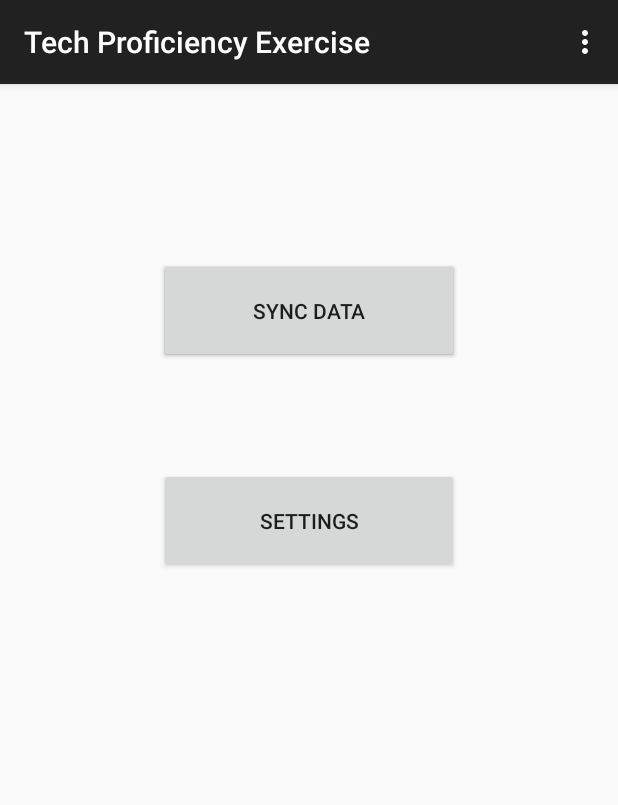
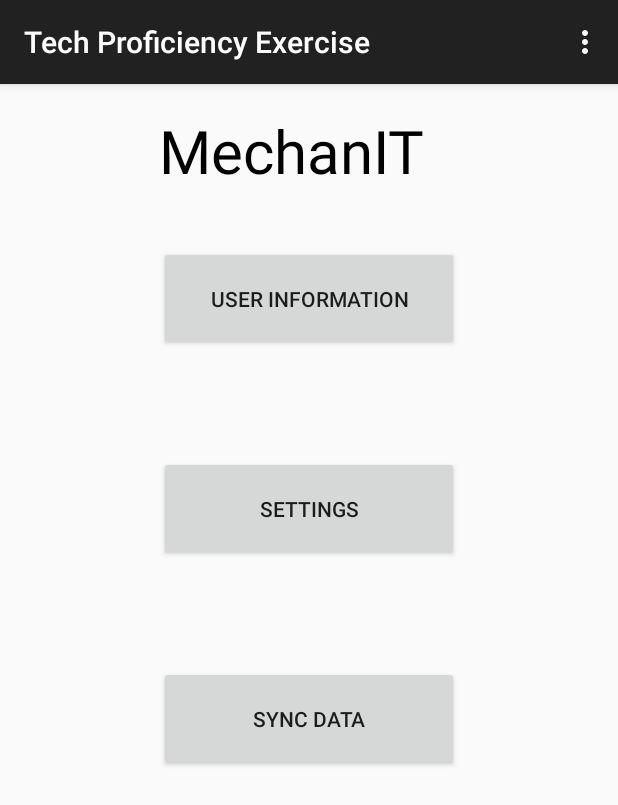
Before and after one commit to jddobson/MechanIT, an Android app: the screen it shows after launch (MainActivity), on a phone screen of 412 x 824 dp. Shown: the top 805 px of the screen. Run offline under Robolectric (Android 15) with nearby library versions, the phone set to English and light mode, and no system bars.

Commit message:
plz work

```diff
--- a/Android/MechanITDroidApp/app/src/main/java/com/mechanit/mechanitdroidapp/MainActivity.java
+++ b/Android/MechanITDroidApp/app/src/main/java/com/mechanit/mechanitdroidapp/MainActivity.java
@@ -1,20 +1,41 @@
 package com.mechanit.mechanitdroidapp;
 
+import android.content.Context;
 import android.content.Intent;
+import android.content.SharedPreferences;
 import android.support.v7.app.ActionBarActivity;
 import android.os.Bundle;
 import android.view.Menu;
 import android.view.MenuItem;
 import android.view.View;
+import android.widget.TextView;
 
 
 public class MainActivity extends ActionBarActivity {
+
+    TextView nickname;
+
+    public static final String Nickname = "nicknameKey";
+
+    SharedPreferences userInfo;
+
 
     @Override
     protected void onCreate(Bundle savedInstanceState) {
         super.onCreate(savedInstanceState);
         setContentView(R.layout.activity_main);
+
+        nickname = (TextView) findViewById(R.id.view_nickname);
+
+        userInfo = getSharedPreferences("userInfo", Context.MODE_PRIVATE);
+
+        if (userInfo.contains(Nickname))
+        {
+            nickname.setText(userInfo.getString(Nickname, ""));
+
+        }
     }
+
 
 
     @Override
--- a/Android/MechanITDroidApp/app/src/main/res/layout/activity_main.xml
+++ b/Android/MechanITDroidApp/app/src/main/res/layout/activity_main.xml
@@ -15,7 +15,7 @@
         android:layout_height="70dp"
         android:text="@string/user_info"
         android:layout_centerHorizontal="true"
-        android:layout_marginTop="100dp"
+        android:layout_below="@+id/car_name"
         android:onClick="viewUserInfo"/>
 
     <Button
@@ -33,8 +33,29 @@
         android:layout_width="200dp"
         android:layout_height="70dp"
         android:text="@string/syncData"
+        android:onClick="syncData"
+        android:layout_marginTop="70dp"
         android:layout_centerHorizontal="true"
-        android:layout_marginTop="100dp"
-        android:onClick="syncData"/>
+        android:layout_below="@+id/settings"
+         />
+    <TextView
+        android:id="@+id/title"
+        android:layout_width="200dp"
+        android:layout_height="50dp"
+        android:layout_centerHorizontal="true"
+        android:textSize="40dp"
+        android:textColor="#000"
+        android:layout_marginTop="1dp"
+        android:text="MechanIT"
+
+        />
+    <TextView
+        android:id="@+id/car_name"
+        android:layout_width="100dp"
+        android:layout_height="35dp"
+        android:text=""
+        android:layout_centerHorizontal="true"
+        android:layout_marginTop="5dp"
+        android:layout_below="@+id/title"/>
 
 </RelativeLayout>
--- a/Android/MechanITDroidApp/app/src/main/res/values/strings.xml
+++ b/Android/MechanITDroidApp/app/src/main/res/values/strings.xml
@@ -11,6 +11,9 @@
     <string name="user_info">User Information</string>
     <string name="settings">Settings</string>
     <string name="syncData">Sync Data</string>
+    <string name="title">MechanIT</string>
+    <string name="car_name">Car Name</string>
+
 
     <!-- New car form strings -->
     <string name="car_nickname">Nickname:</string>
```
Also changed, not shown: 2 other files.
